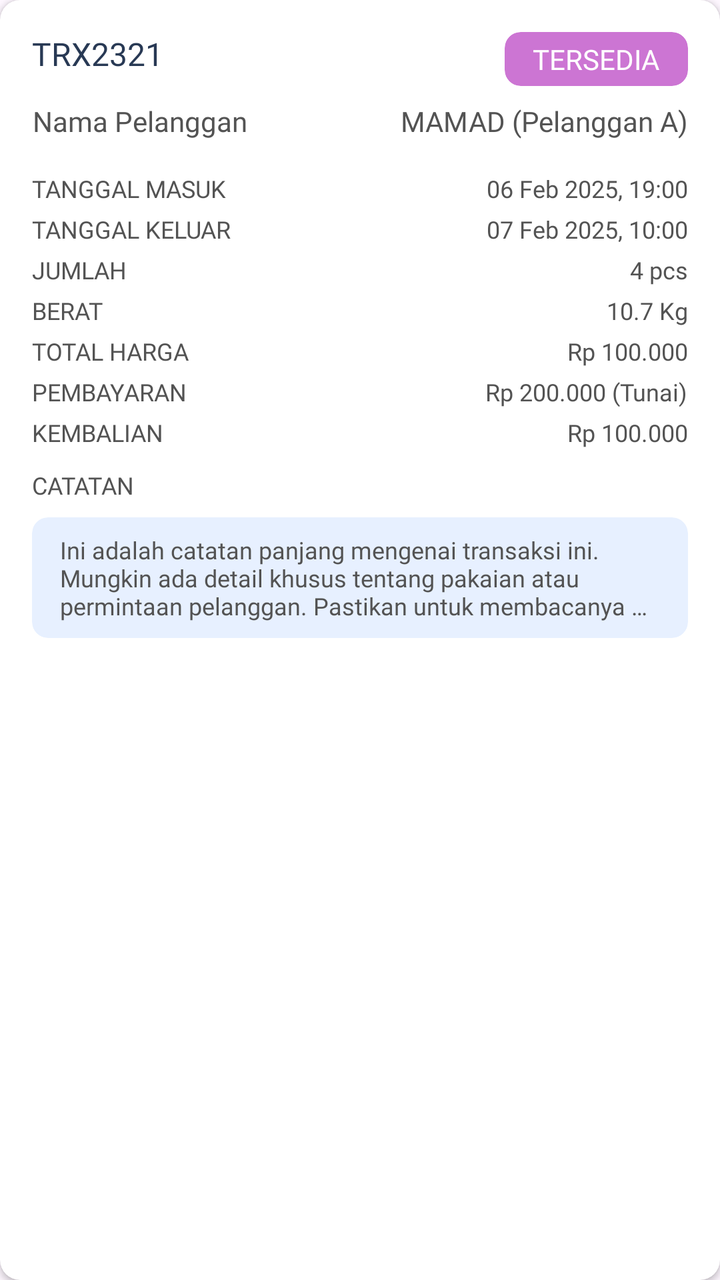
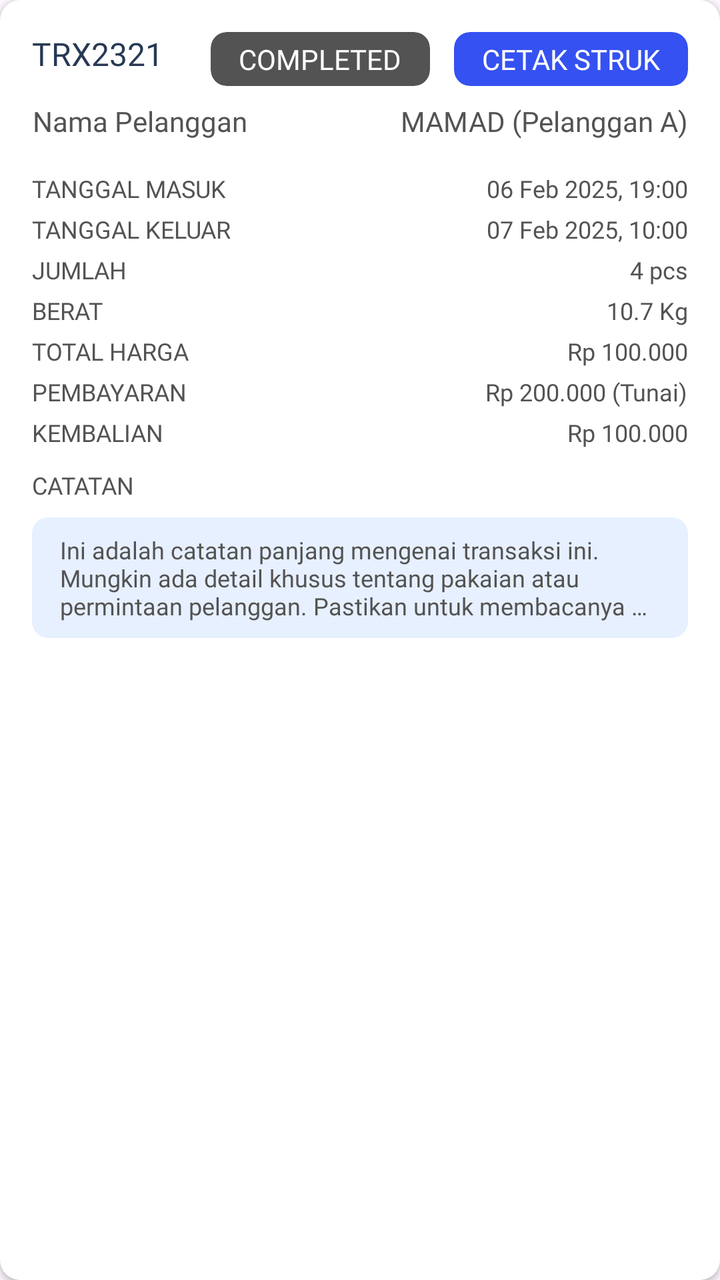

An Android layout rendered at two revisions. The XML below is the earlier revision; the diff shows what the commit changed to produce the second picture.
<!-- AndroidManifest.xml: application theme Theme.BAGUSLAUNDRY -->
<!-- res/layout/kurir_card_transaksi_laundry.xml -->
<?xml version="1.0" encoding="utf-8"?>
<androidx.cardview.widget.CardView xmlns:android="http://schemas.android.com/apk/res/android"
    xmlns:app="http://schemas.android.com/apk/res-auto"
    xmlns:tools="http://schemas.android.com/tools"
    android:id="@+id/cardTransaksiLaundry"
    android:layout_width="match_parent"
    android:layout_height="wrap_content"
    android:layout_marginVertical="6dp"
    app:cardCornerRadius="10dp"
    app:cardElevation="2dp"
    android:backgroundTint="@color/white">

    <androidx.constraintlayout.widget.ConstraintLayout
        android:id="@+id/container"
        android:layout_width="match_parent"
        android:layout_height="wrap_content"
        android:padding="16dp">

        <TextView
            android:id="@+id/numberTransaction"
            android:layout_width="wrap_content"
            android:layout_height="wrap_content"
            android:fontFamily="@font/inter_bold"
            android:text="TRX2321"
            android:textColor="@color/blue900"
            android:textSize="16sp"
            app:layout_constraintStart_toStartOf="parent"
            app:layout_constraintTop_toTopOf="parent" />


        <androidx.cardview.widget.CardView
            android:id="@+id/wadah_status"
            android:layout_width="wrap_content"
            android:layout_height="wrap_content"
            app:cardBackgroundColor="@color/pink500"
            app:cardCornerRadius="8dp"
            app:cardElevation="0dp"
            app:layout_constraintEnd_toEndOf="parent"
            app:layout_constraintTop_toTopOf="parent">

            <TextView
                android:id="@+id/status_transaksi_laundry"
                android:layout_width="wrap_content"
                android:layout_height="wrap_content"
                android:fontFamily="@font/inter_semibold"
                android:paddingHorizontal="14dp"
                android:paddingVertical="4dp"
                android:text="tersedia"
                android:textAllCaps="true"
                android:textColor="@color/white"
                android:textSize="14sp" />
        </androidx.cardview.widget.CardView>

        <TextView
            android:id="@+id/title_nama_pelanggan_transaksi_laundry"
            android:layout_width="0dp"
            android:layout_height="wrap_content"
            android:fontFamily="@font/inter_semibold"
            android:text="Nama Pelanggan"
            android:textColor="@color/gray900"
            android:gravity="end"
            android:textSize="14sp"
            android:layout_marginTop="8dp"
            app:layout_constraintStart_toStartOf="parent"
            app:layout_constraintTop_toBottomOf="@+id/wadah_status" />

        <TextView
            android:id="@+id/nama_pelanggan_transaksi_laundry"
            android:layout_width="0dp"
            android:layout_height="wrap_content"
            android:layout_marginStart="12dp"
            android:fontFamily="@font/inter_bold"
            android:text="MAMAD (Pelanggan A)"
            android:textColor="@color/gray900"
            android:gravity="end"
            android:textSize="14sp"
            app:layout_constraintBottom_toBottomOf="@+id/title_nama_pelanggan_transaksi_laundry"
            app:layout_constraintEnd_toEndOf="parent"
            app:layout_constraintStart_toEndOf="@+id/title_nama_pelanggan_transaksi_laundry"
            app:layout_constraintTop_toTopOf="@+id/title_nama_pelanggan_transaksi_laundry" />

        <LinearLayout
            android:id="@+id/layout_details"
            android:layout_width="0dp"
            android:layout_height="wrap_content"
            android:layout_marginTop="16dp"
            android:orientation="vertical"
            app:layout_constraintEnd_toEndOf="parent"
            app:layout_constraintStart_toStartOf="parent"
            app:layout_constraintTop_toBottomOf="@+id/title_nama_pelanggan_transaksi_laundry">

            <androidx.constraintlayout.widget.ConstraintLayout
                android:layout_width="match_parent"
                android:layout_height="wrap_content"
                android:layout_marginBottom="4dp">
                <TextView
                    android:id="@+id/title_tanggal_masuk_transaksi_laundry"
                    android:layout_width="wrap_content"
                    android:layout_height="wrap_content"
                    android:fontFamily="@font/inter_medium"
                    android:text="Tanggal Masuk"
                    android:textAllCaps="true"
                    android:textColor="@color/gray900"
                    android:textSize="12sp"
                    app:layout_constraintStart_toStartOf="parent"
                    app:layout_constraintTop_toTopOf="parent" />

                <TextView
                    android:id="@+id/tanggal_masuk_transaksi_laundry"
                    android:layout_width="wrap_content"
                    android:layout_height="wrap_content"
                    android:fontFamily="@font/inter_semibold"
                    android:text="06 Feb 2025, 19:00"
                    android:textColor="@color/gray900"
                    android:textSize="12sp"
                    app:layout_constraintEnd_toEndOf="parent"
                    app:layout_constraintTop_toTopOf="parent" />
            </androidx.constraintlayout.widget.ConstraintLayout>

            <androidx.constraintlayout.widget.ConstraintLayout
                android:layout_width="match_parent"
                android:layout_height="wrap_content"
                android:layout_marginBottom="4dp">
                <TextView
                    android:id="@+id/title_tanggal_keluar_transaksi_laundry"
                    android:layout_width="wrap_content"
                    android:layout_height="wrap_content"
                    android:fontFamily="@font/inter_medium"
                    android:text="Tanggal Keluar"
                    android:textColor="@color/gray900"
                    android:textSize="12sp"
                    android:textAllCaps="true"
                    app:layout_constraintStart_toStartOf="parent"
                    app:layout_constraintTop_toTopOf="parent" />

                <TextView
                    android:id="@+id/tanggal_keluar_transaksi_laundry"
                    android:layout_width="wrap_content"
                    android:layout_height="wrap_content"
                    android:fontFamily="@font/inter_semibold"
                    android:text="07 Feb 2025, 10:00"
                    android:textColor="@color/gray900"
                    android:textSize="12sp"
                    app:layout_constraintEnd_toEndOf="parent"
                    app:layout_constraintTop_toTopOf="parent" />
            </androidx.constraintlayout.widget.ConstraintLayout>

            <androidx.constraintlayout.widget.ConstraintLayout
                android:layout_width="match_parent"
                android:layout_height="wrap_content"
                android:layout_marginBottom="4dp">
                <TextView
                    android:id="@+id/title_pcs_transaksi_laundry"
                    android:layout_width="wrap_content"
                    android:layout_height="wrap_content"
                    android:fontFamily="@font/inter_medium"
                    android:text="Jumlah"
                    android:textColor="@color/gray900"
                    android:textSize="12sp"
                    android:textAllCaps="true"
                    app:layout_constraintStart_toStartOf="parent"
                    app:layout_constraintTop_toTopOf="parent" />

                <TextView
                    android:id="@+id/pcs_transaksi_laundry"
                    android:layout_width="wrap_content"
                    android:layout_height="wrap_content"
                    android:fontFamily="@font/inter_semibold"
                    android:text="4 pcs"
                    android:textColor="@color/gray900"
                    android:textSize="12sp"
                    app:layout_constraintEnd_toEndOf="parent"
                    app:layout_constraintTop_toTopOf="parent" />
            </androidx.constraintlayout.widget.ConstraintLayout>

            <androidx.constraintlayout.widget.ConstraintLayout
                android:layout_width="match_parent"
                android:layout_height="wrap_content"
                android:layout_marginBottom="4dp">
                <TextView
                    android:id="@+id/title_berat_transaksi_laundry"
                    android:layout_width="wrap_content"
                    android:layout_height="wrap_content"
                    android:fontFamily="@font/inter_medium"
                    android:text="Berat"
                    android:textAllCaps="true"
                    android:textColor="@color/gray900"
                    android:textSize="12sp"
                    app:layout_constraintStart_toStartOf="parent"
                    app:layout_constraintTop_toTopOf="parent" />

                <TextView
                    android:id="@+id/berat_transaksi_laundry"
                    android:layout_width="wrap_content"
                    android:layout_height="wrap_content"
                    android:fontFamily="@font/inter_semibold"
                    android:text="10.7 Kg"
                    android:textColor="@color/gray900"
                    android:textSize="12sp"
                    app:layout_constraintEnd_toEndOf="parent"
                    app:layout_constraintTop_toTopOf="parent" />
            </androidx.constraintlayout.widget.ConstraintLayout>

            <androidx.constraintlayout.widget.ConstraintLayout
                android:layout_width="match_parent"
                android:layout_height="wrap_content"
                android:layout_marginBottom="4dp">
                <TextView
                    android:id="@+id/title_cash_harga_transaksi_laundry"
                    android:layout_width="wrap_content"
                    android:layout_height="wrap_content"
                    android:fontFamily="@font/inter_medium"
                    android:text="Total Harga"
                    android:textAllCaps="true"
                    android:textColor="@color/gray900"
                    android:textSize="12sp"
                    app:layout_constraintStart_toStartOf="parent"
                    app:layout_constraintTop_toTopOf="parent" />

                <TextView
                    android:id="@+id/total_harga_transaksi_laundry"
                    android:layout_width="wrap_content"
                    android:layout_height="wrap_content"
                    android:fontFamily="@font/inter_semibold"
                    android:text="Rp 100.000"
                    android:textColor="@color/gray900"
                    android:textSize="12sp"
                    app:layout_constraintEnd_toEndOf="parent"
                    app:layout_constraintTop_toTopOf="parent" />
            </androidx.constraintlayout.widget.ConstraintLayout>

            <androidx.constraintlayout.widget.ConstraintLayout
                android:layout_width="match_parent"
                android:layout_height="wrap_content"
                android:layout_marginBottom="4dp">
                <TextView
                    android:id="@+id/title_tunai_transaksi_laundry"
                    android:layout_width="wrap_content"
                    android:layout_height="wrap_content"
                    android:fontFamily="@font/inter_medium"
                    android:text="Pembayaran"
                    android:textAllCaps="true"
                    android:textColor="@color/gray900"
                    android:textSize="12sp"
                    app:layout_constraintStart_toStartOf="parent"
                    app:layout_constraintTop_toTopOf="parent" />

                <TextView
                    android:id="@+id/tunai_transaksi_laundry"
                    android:layout_width="wrap_content"
                    android:layout_height="wrap_content"
                    android:fontFamily="@font/inter_semibold"
                    android:text="Rp 200.000 (Tunai)"
                    android:textColor="@color/gray900"
                    android:textSize="12sp"
                    app:layout_constraintEnd_toEndOf="parent"
                    app:layout_constraintTop_toTopOf="parent" />
            </androidx.constraintlayout.widget.ConstraintLayout>

            <androidx.constraintlayout.widget.ConstraintLayout
                android:layout_width="match_parent"
                android:layout_height="wrap_content">
                <TextView
                    android:id="@+id/title_kembalian_transaksi_laundry"
                    android:layout_width="wrap_content"
                    android:layout_height="wrap_content"
                    android:fontFamily="@font/inter_medium"
                    android:text="Kembalian"
                    android:textAllCaps="true"
                    android:textColor="@color/gray900"
                    android:textSize="12sp"
                    app:layout_constraintStart_toStartOf="parent"
                    app:layout_constraintTop_toTopOf="parent" />

                <TextView
                    android:id="@+id/kembalian_transaksi_laundry"
                    android:layout_width="wrap_content"
                    android:layout_height="wrap_content"
                    android:fontFamily="@font/inter_semibold"
                    android:text="Rp 100.000"
                    android:textColor="@color/gray900"
                    android:textSize="12sp"
                    app:layout_constraintEnd_toEndOf="parent"
                    app:layout_constraintTop_toTopOf="parent" />
            </androidx.constraintlayout.widget.ConstraintLayout>

        </LinearLayout>

        <TextView
            android:id="@+id/title_note_transaksi_laundry"
            android:layout_width="wrap_content"
            android:layout_height="wrap_content"
            android:layout_marginTop="10dp"
            android:fontFamily="@font/inter_semibold"
            android:text="Catatan"
            android:textAllCaps="true"
            android:textColor="@color/gray900"
            android:textSize="12sp"
            app:layout_constraintStart_toStartOf="parent"
            app:layout_constraintTop_toBottomOf="@+id/layout_details" />

        <androidx.cardview.widget.CardView
            android:id="@+id/wadah_note"
            android:layout_width="0dp"
            android:layout_height="wrap_content"
            android:layout_marginTop="8dp"
            android:backgroundTint="@color/blueBase"
            app:cardCornerRadius="8dp"
            app:cardElevation="0dp"
            app:layout_constraintEnd_toEndOf="parent"
            app:layout_constraintStart_toStartOf="parent"
            app:layout_constraintTop_toBottomOf="@+id/title_note_transaksi_laundry">

            <TextView
                android:id="@+id/note_transaksi_laundry"
                android:layout_width="match_parent"
                android:layout_height="wrap_content"
                android:ellipsize="end"
                android:fontFamily="@font/inter_medium"
                android:maxLines="3"
                android:paddingHorizontal="14dp"
                android:paddingVertical="8dp"
                android:text="Ini adalah catatan panjang mengenai transaksi ini. Mungkin ada detail khusus tentang pakaian atau permintaan pelanggan. Pastikan untuk membacanya dengan teliti. Ini hanya contoh catatan. "
                android:textColor="@color/gray900"
                android:textSize="12sp" />
        </androidx.cardview.widget.CardView>

    </androidx.constraintlayout.widget.ConstraintLayout>

</androidx.cardview.widget.CardView>
<!-- resources referenced by this layout -->
<resources>
  <color name="blue900">#283954</color>
  <color name="blueBase">#E7F0FF</color>
  <color name="gray900">#535353</color>
  <color name="pink500">#CC75D3</color>
  <color name="white">#FFFFFF</color>
  <style name="Theme.BAGUSLAUNDRY" parent="Base.Theme.BAGUSLAUNDRY" />
  <style name="Base.Theme.BAGUSLAUNDRY" parent="Theme.Material3.Light.NoActionBar">
          
          <item name="colorPrimary">@color/primary</item>
           <item name="colorAccent">@color/secondary</item>
      </style>
  <color name="primary">#3551F2</color>
  <color name="secondary">#536AF4</color>
</resources>

<!-- the commit's change to res/layout/kurir_card_transaksi_laundry.xml (unified diff, before → after) -->
@@ -32,20 +32,44 @@
             android:id="@+id/wadah_status"
             android:layout_width="wrap_content"
             android:layout_height="wrap_content"
-            app:cardBackgroundColor="@color/pink500"
+            app:cardBackgroundColor="@color/gray900"
+            app:cardCornerRadius="8dp"
+            app:cardElevation="0dp"
+            android:layout_marginEnd="12dp"
+            app:layout_constraintEnd_toStartOf="@+id/wadah_button_cetak"
+            app:layout_constraintTop_toTopOf="parent">
+
+            <TextView
+                android:id="@+id/status_transaksi_laundry"
+                android:layout_width="wrap_content"
+                android:layout_height="wrap_content"
+                android:fontFamily="@font/inter_semibold"
+                android:paddingHorizontal="14dp"
+                android:paddingVertical="4dp"
+                android:text="Completed"
+                android:textAllCaps="true"
+                android:textColor="@color/white"
+                android:textSize="14sp" />
+        </androidx.cardview.widget.CardView>
+
+        <androidx.cardview.widget.CardView
+            android:id="@+id/wadah_button_cetak"
+            android:layout_width="wrap_content"
+            android:layout_height="wrap_content"
+            app:cardBackgroundColor="@color/primary"
             app:cardCornerRadius="8dp"
             app:cardElevation="0dp"
             app:layout_constraintEnd_toEndOf="parent"
             app:layout_constraintTop_toTopOf="parent">
 
             <TextView
-                android:id="@+id/status_transaksi_laundry"
+                android:id="@+id/cetak_transaksi_laundry"
                 android:layout_width="wrap_content"
                 android:layout_height="wrap_content"
                 android:fontFamily="@font/inter_semibold"
                 android:paddingHorizontal="14dp"
                 android:paddingVertical="4dp"
-                android:text="tersedia"
+                android:text="Cetak Struk"
                 android:textAllCaps="true"
                 android:textColor="@color/white"
                 android:textSize="14sp" />
<!-- resource entries referenced after the edit -->
@@ -3,7 +3,6 @@
   <color name="blue900">#283954</color>
   <color name="blueBase">#E7F0FF</color>
   <color name="gray900">#535353</color>
-  <color name="pink500">#CC75D3</color>
   <color name="white">#FFFFFF</color>
   <style name="Theme.BAGUSLAUNDRY" parent="Base.Theme.BAGUSLAUNDRY" />
   <style name="Base.Theme.BAGUSLAUNDRY" parent="Theme.Material3.Light.NoActionBar">
